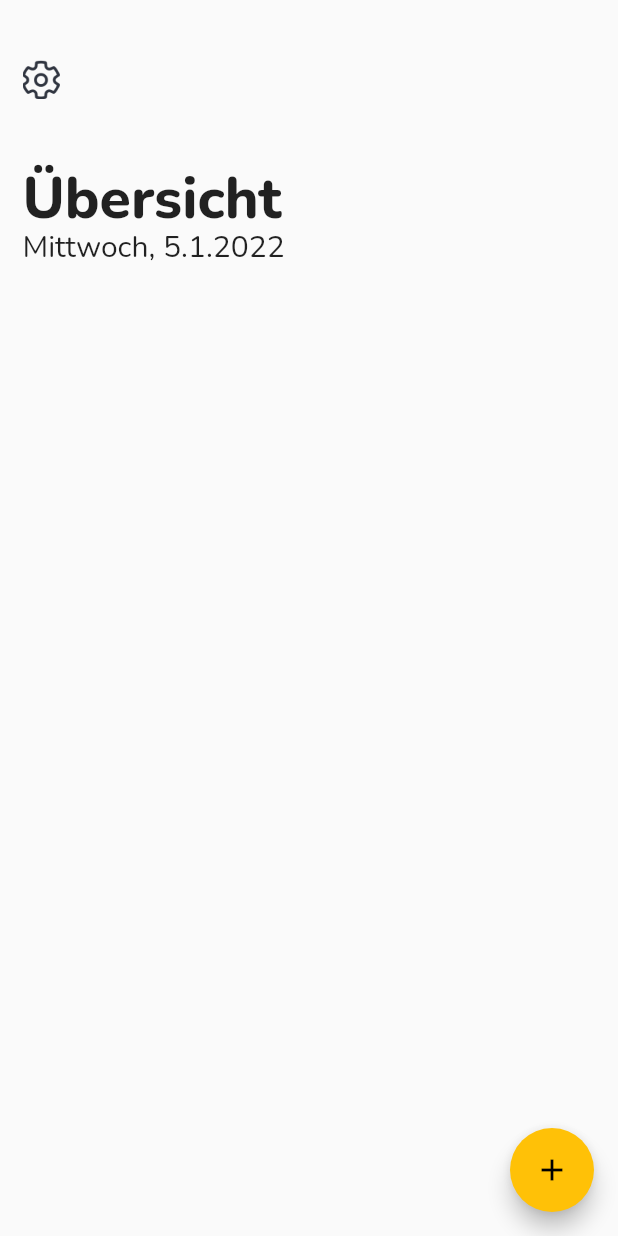
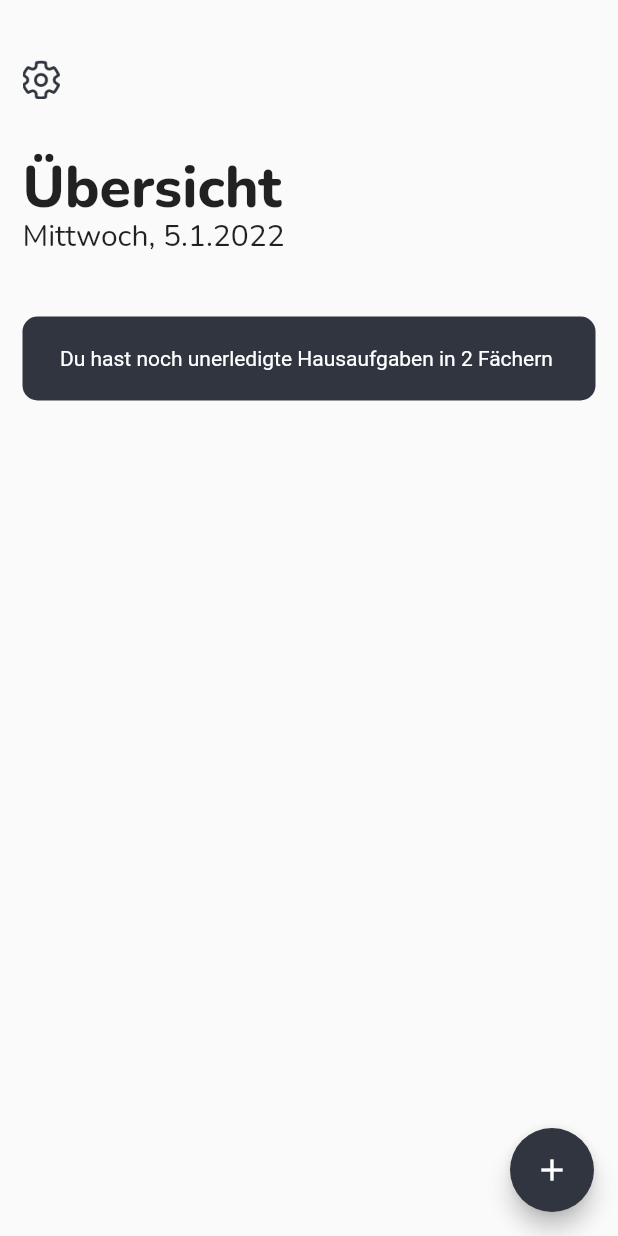
Before and after one commit to brainHausaufgaben/app, a Flutter app: the screen it shows after launch, on a phone screen of 412 x 824 dp. Run offline on Flutter 3.47's test engine with Material 2 defaults, Android fonts, the phone set to English and light mode, and no system bars.

Commit message:
Ich hasse mein Leben aber ich hab sachen geändert. Für Farben und sowas kannst du jetzt AppTheme benutzen und dann einfach AppTheme.mainColor oder so

```diff
--- a/lib/main.dart
+++ b/lib/main.dart
@@ -1,5 +1,7 @@
 import 'package:flutter/cupertino.dart';
 import 'package:flutter/material.dart';
+import 'page_template.dart';
+import 'utilities.dart';
 
 void main() {
   runApp(const MyApp());
@@ -13,83 +15,9 @@
     return MaterialApp(
       title: 'Brain Hausaufgabenheft',
       theme: ThemeData(
-        primarySwatch: Colors.amber,
+        primarySwatch: createMaterialColor(AppTheme.mainColor),
       ),
-      home: const MyHomePage(title: 'Brain App'),
+      home: const HomePage(title: 'Brain App'),
     );
   }
 }
-
-class MyHomePage extends StatefulWidget {
-  const MyHomePage({Key? key, required this.title}) : super(key: key);
-  final String title;
-
-  @override
-  State<MyHomePage> createState() => _MyHomePageState();
-}
-
-class _MyHomePageState extends State<MyHomePage> {
-  int _counter = 0;
-
-  void _incrementCounter() {
-    setState(() {
-      _counter++;
-    });
-  }
-
-  void _settings(){
-    print("settngs");
-  }
-
-  String getDateString(){
-
-    List weekDays = ["Montag", "Dienstag", "Mittwoch", "Donnerstag", "Freitag", "Samstag", "Sonntag"];
-
-    String day = DateTime.now().day.toString();
-    String month = DateTime.now().month.toString();
-    String year = DateTime.now().year.toString();
-
-    String weekDay =  weekDays[DateTime.now().weekday - 1];
-
-    return weekDay + ", " + day + "." + month + "." + year;
-  }
-
-  @override
-  Widget build(BuildContext context) {
-    return Scaffold(
-      body: Padding(
-        padding: const EdgeInsets.only(left: 15, top: 40, right: 15, bottom: 25),
-        child:Column(
-          crossAxisAlignment: CrossAxisAlignment.start,
-          children: <Widget>[
-            //Settings Button
-            IconButton(
-              alignment: Alignment.centerLeft,
-              padding: const EdgeInsets.only(bottom: 40),
-              onPressed: _settings,
-              icon: Image.asset( 'icons/settingsButtonIcon.png'),
-              iconSize: 26,
-              splashRadius: 1,
-            ),
-            const Padding(
-                padding: EdgeInsets.only(left: 0,bottom: 0,top: 22,right: 0),
-                child: Text(
-                  "Übersicht",
-                  style: TextStyle(fontFamily: "Nunito",fontWeight: FontWeight.w800,fontSize:38, height: 0.6 ),
-              ),
-            ),
-            Text(
-              getDateString(),
-              style: const TextStyle(fontFamily: "Nunito",fontWeight: FontWeight.w400,fontSize:20 ),
-            )
-          ],
-        ),
-      ),
-      floatingActionButton: FloatingActionButton(
-        onPressed: _incrementCounter,
-        tooltip: 'add',
-        child: const Icon(Icons.add),
-      ),
-    );
-  }
-}
--- /dev/null
+++ b/lib/page_template.dart
@@ -0,0 +1,85 @@
+import 'package:flutter/material.dart';
+import 'warning_box.dart';
+
+// Ich versteh nicht wie ich da ein widget rein geb und das unten anfüge also ist das fürs erste nicht so
+class HomePage extends StatefulWidget {
+  const HomePage({Key? key, required this.title}) : super(key: key);
+  final String title;
+
+  @override
+  State<HomePage> createState() => _HomePageState();
+}
+
+class _HomePageState extends State<HomePage> {
+  int _counter = 0;
+
+  void _incrementCounter() {
+    setState(() {
+      _counter++;
+    });
+  }
+
+  void _settings(){
+    print("settngs");
+  }
+
+  String getDateString(){
+
+    List weekDays = ["Montag", "Dienstag", "Mittwoch", "Donnerstag", "Freitag", "Samstag", "Sonntag"];
+
+    String day = DateTime.now().day.toString();
+    String month = DateTime.now().month.toString();
+    String year = DateTime.now().year.toString();
+
+    String weekDay =  weekDays[DateTime.now().weekday - 1];
+
+    return weekDay + ", " + day + "." + month + "." + year;
+  }
+
+  @override
+  Widget build(BuildContext context) {
+    return Scaffold(
+      body: Padding(
+        padding: const EdgeInsets.only(left: 15, top: 40, right: 15, bottom: 25),
+        child:Column(
+          crossAxisAlignment: CrossAxisAlignment.start,
+          children: <Widget>[
+            //Settings Button
+            IconButton(
+              alignment: Alignment.centerLeft,
+              // Der dumme button braucht constraints weil er sonst viel zu groß wird aber jetzt scheint er keine collision mehr zu haben
+              constraints: const BoxConstraints(),
+              padding: const EdgeInsets.only(bottom: 15),
+              onPressed: _settings,
+              icon: Image.asset( 'icons/settingsButtonIcon.png'),
+              iconSize: 26,
+              splashRadius: 1,
+            ),
+            Padding(
+              padding: const EdgeInsets.symmetric(vertical: 40, horizontal: 0),
+              child: Column(
+                crossAxisAlignment: CrossAxisAlignment.start,
+                children: <Widget> [
+                  const Text(
+                    "Übersicht",
+                    style: TextStyle(fontFamily: "Nunito",fontWeight: FontWeight.w800,fontSize:38, height: 0.6 ),
+                  ),
+                  Text(
+                    getDateString(),
+                    style: const TextStyle(fontFamily: "Nunito",fontWeight: FontWeight.w400,fontSize:20 ),
+                  )
+                ],
+              ),
+            ),
+            const WarningBox()
+          ],
+        ),
+      ),
+      floatingActionButton: FloatingActionButton(
+        onPressed: _incrementCounter,
+        tooltip: 'add',
+        child: const Icon(Icons.add),
+      ),
+    );
+  }
+}
--- /dev/null
+++ b/lib/utilities.dart
@@ -0,0 +1,28 @@
+import 'package:flutter/material.dart';
+
+// dummes fucking zeug nur um ein swatch zu machen was man braucht um material sachen zu färben
+MaterialColor createMaterialColor(Color color) {
+  List strengths = <double>[.05];
+  final swatch = <int, Color>{};
+  final int r = color.red, g = color.green, b = color.blue;
+
+  for (int i = 1; i < 10; i++) {
+    strengths.add(0.1 * i);
+  }
+  strengths.forEach((strength) {
+    final double ds = 0.5 - strength;
+    swatch[(strength * 1000).round()] = Color.fromRGBO(
+      r + ((ds < 0 ? r : (255 - r)) * ds).round(),
+      g + ((ds < 0 ? g : (255 - g)) * ds).round(),
+      b + ((ds < 0 ? b : (255 - b)) * ds).round(),
+      1,
+    );
+  });
+  return MaterialColor(color.value, swatch);
+}
+
+class AppTheme {
+  static Color mainColor = const Color(0xFF303540);
+  static Color mainTextColor = const Color(0xFFFFFFFF);
+  static BorderRadius borderRadius = BorderRadius.circular(10);
+}
--- /dev/null
+++ b/lib/warning_box.dart
@@ -0,0 +1,30 @@
+import 'package:flutter/material.dart';
+import 'utilities.dart';
+
+class WarningBox extends StatelessWidget {
+  const WarningBox({Key? key}) : super(key: key);
+
+  @override
+  Widget build(BuildContext context) {
+    return Padding(
+      padding: const EdgeInsets.only(bottom: 20),
+      child: Container(
+        decoration: BoxDecoration(
+            color: AppTheme.mainColor,
+            borderRadius: AppTheme.borderRadius
+        ),
+        padding: const EdgeInsets.symmetric(vertical: 20, horizontal: 25),
+        child: Row(
+            children: [
+              Flexible(
+                child: Text(
+                  "Du hast noch unerledigte Hausaufgaben in 2 Fächern",
+                  style: TextStyle(color: AppTheme.mainTextColor),
+                )
+              )
+            ]
+        ),
+      )
+    );
+  }
+}
```
